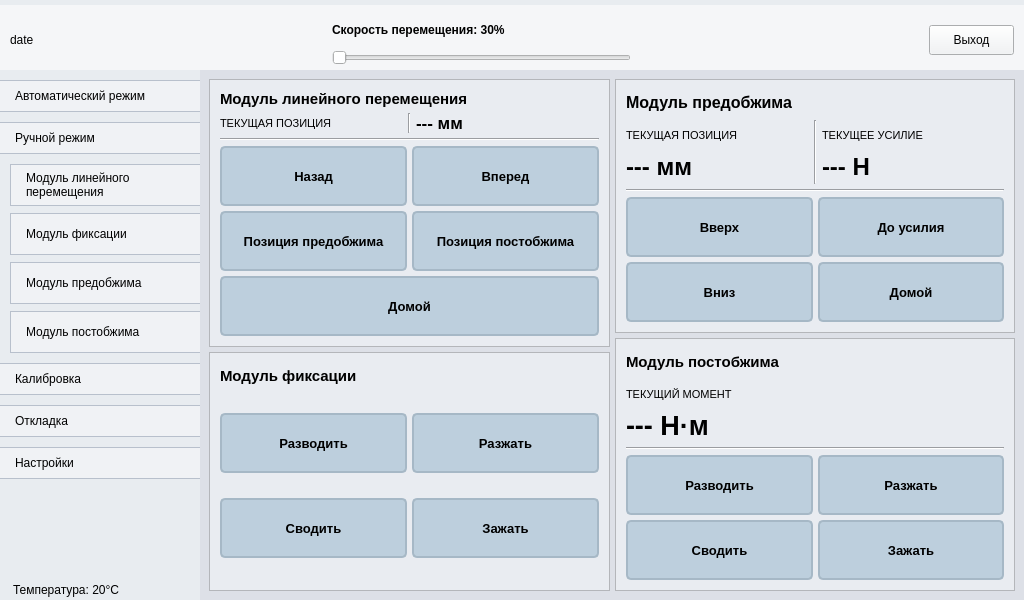
This is main.ui in petlitsky/rozovproject as Qt 5 draws it before an edit. The edited form follows.
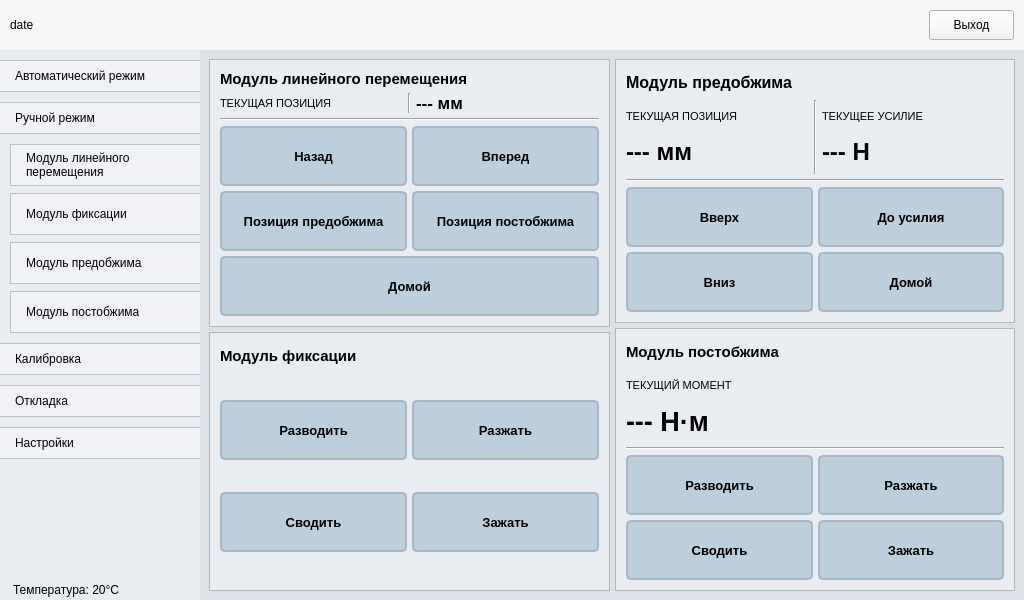
This is the edited form. Icons and pictures are not drawn.

```diff
--- a/main.ui
+++ b/main.ui
@@ -44,7 +44,7 @@
       <property name="minimumSize">
        <size>
         <width>0</width>
-        <height>70</height>
+        <height>40</height>
        </size>
       </property>
       <property name="maximumSize">
@@ -79,19 +79,6 @@
          </property>
         </widget>
        </item>
-       <item>
-        <spacer name="horizontalSpacer_2">
-         <property name="orientation">
-          <enum>Qt::Orientation::Horizontal</enum>
-         </property>
-         <property name="sizeHint" stdset="0">
-          <size>
-           <width>40</width>
-           <height>20</height>
-          </size>
-         </property>
-        </spacer>
-       </item>
        <item>
         <widget class="QWidget" name="widget_4" native="true">
          <layout class="QVBoxLayout" name="verticalLayout_5">
@@ -110,31 +97,6 @@
           <property name="bottomMargin">
            <number>0</number>
           </property>
-          <item>
-           <widget class="QLabel" name="label_5">
-            <property name="font">
-             <font>
-              <bold>true</bold>
-             </font>
-            </property>
-            <property name="text">
-             <string>Скорость перемещения: 30%</string>
-            </property>
-           </widget>
-          </item>
-          <item>
-           <widget class="QSlider" name="horizontalSlider">
-            <property name="minimum">
-             <number>1</number>
-            </property>
-            <property name="maximum">
-             <number>100</number>
-            </property>
-            <property name="orientation">
-             <enum>Qt::Orientation::Horizontal</enum>
-            </property>
-           </widget>
-          </item>
          </layout>
         </widget>
        </item>
```
Left out of the diff: 2 changed lines with no effect on the pictures.
